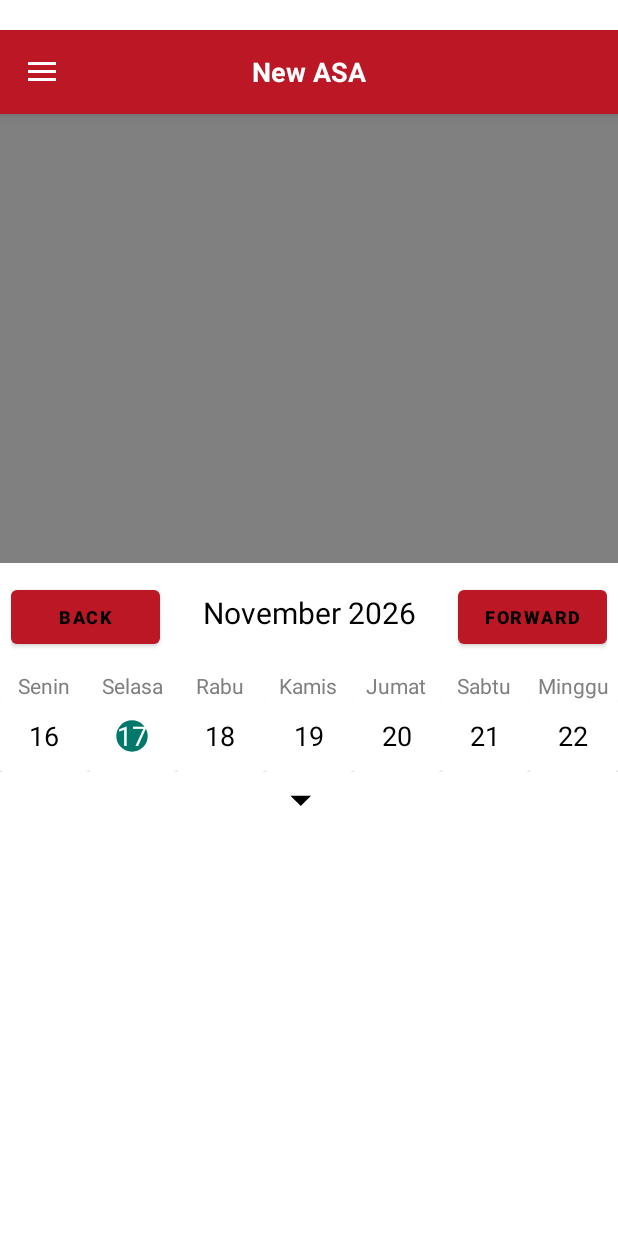
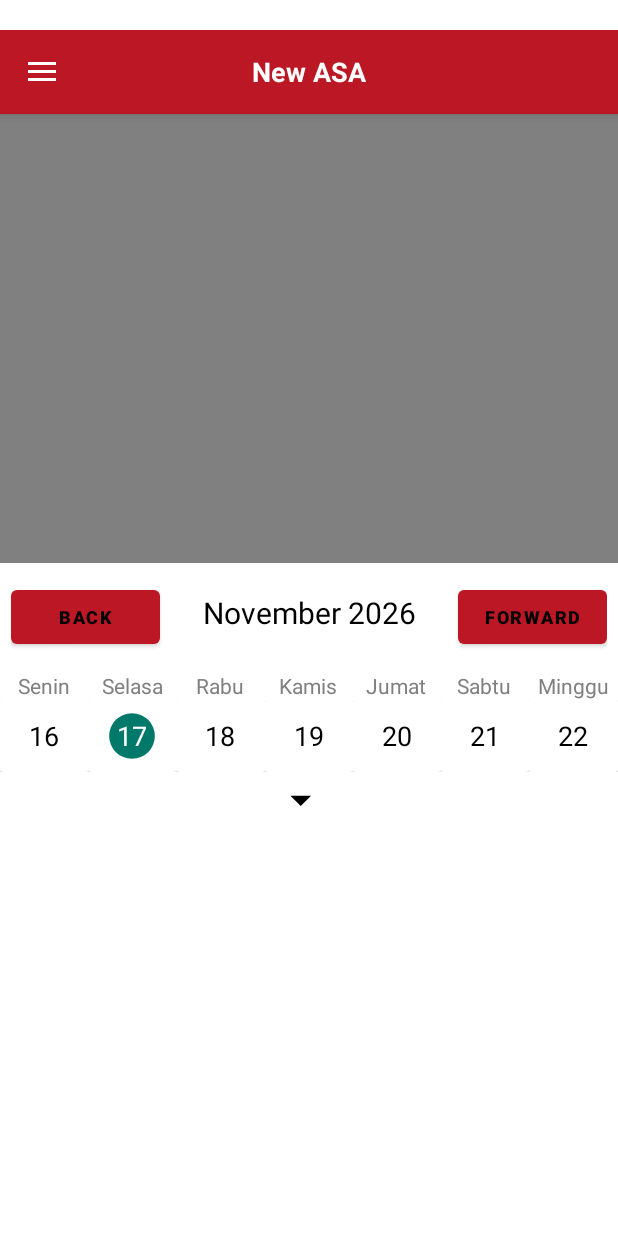
Before and after one commit to dewaasmara589/NavigationView-and-Custom-Calendar, an Android app: the screen it shows after launch (MainActivity), in the side drawer, after a tap on "Gallery", on a phone screen of 412 x 824 dp. Run offline under Robolectric (Android 15) with nearby library versions, the phone set to English and light mode, and no system bars.

Commit message:
Make smooth expandable and fixed bug circle sysdate

```diff
--- a/app/src/main/java/com/alfastore/asasystem/v2/CalendarAdapter.java
+++ b/app/src/main/java/com/alfastore/asasystem/v2/CalendarAdapter.java
@@ -131,9 +131,11 @@ public class CalendarAdapter extends RecyclerView.Adapter<CalendarAdapter.Calend
             }
 
             holder.cvBackgroundCalendar.post(() -> {
+                int size = (int) (heightParent * 0.9f); // circle diameter, leaves some margin
+
                 ViewGroup.LayoutParams params = holder.ivCircleBackground.getLayoutParams();
-                params.width = holder.cvBackgroundCalendar.getWidth() / 2;
-                params.height = holder.cvBackgroundCalendar.getHeight() / 2;
+                params.width = size;
+                params.height = size;
                 holder.ivCircleBackground.setLayoutParams(params);
             });
         }
--- a/app/src/main/java/com/alfastore/asasystem/v2/SecondFragment.java
+++ b/app/src/main/java/com/alfastore/asasystem/v2/SecondFragment.java
@@ -21,6 +21,7 @@ import android.view.View;
 import android.view.ViewGroup;
 import android.view.animation.AccelerateDecelerateInterpolator;
 import android.widget.Button;
+import android.widget.FrameLayout;
 import android.widget.ImageView;
 import android.widget.LinearLayout;
 import android.widget.TextView;
@@ -37,12 +38,15 @@ public class SecondFragment extends Fragment {
     private Button btnBack, btnForward;
     private Context context;
     private ImageView ivArrowView;
+    private FrameLayout flCalendarContainer;
 
     private ValueAnimator animator;
 
     private static final int CELL_HEIGHT_DP = 48;
     private static final int ROWS_COLLAPSED = 1;
     private static final int ROWS_EXPANDED = 6;
+
+    private float progress = 0f;
 
     private int cellHeight;
     private boolean isExpanded = false;
@@ -60,6 +64,7 @@ public class SecondFragment extends Fragment {
         ivArrowView = view.findViewById(R.id.ivArrowView);
         btnBack = view.findViewById(R.id.btnBack);
         btnForward = view.findViewById(R.id.btnForward);
+        flCalendarContainer = view.findViewById(R.id.flCalendarContainer);
 
         if (Build.VERSION.SDK_INT >= Build.VERSION_CODES.O) {
             selectedDate = LocalDate.now();
@@ -74,11 +79,6 @@ public class SecondFragment extends Fragment {
         });
         calendarRecyclerView.setItemAnimator(null);
         new ItemTouchHelper(simpleCallback).attachToRecyclerView(calendarRecyclerView);
-
-        // Tinggi awal = collapsed
-        ViewGroup.LayoutParams lp = calendarRecyclerView.getLayoutParams();
-        lp.height = cellHeight * ROWS_COLLAPSED;
-        calendarRecyclerView.setLayoutParams(lp);
 
         setMonthView(context);
 
@@ -98,59 +98,57 @@ public class SecondFragment extends Fragment {
 
         ivArrowView.setOnClickListener(v -> toggleCalendar());
 
+        ViewGroup.LayoutParams rvLp = calendarRecyclerView.getLayoutParams();
+        rvLp.height = cellHeight * ROWS_EXPANDED;
+        calendarRecyclerView.setLayoutParams(rvLp);
+
+        applyProgress(0f);
+
         return view;
     }
 
+    private int getCollapsedRow() {
+        if (Build.VERSION.SDK_INT < Build.VERSION_CODES.O) return 0;
+
+        LocalDate today = LocalDate.now();
+        if (YearMonth.from(today).equals(YearMonth.from(selectedDate))) {
+            int offset = today.withDayOfMonth(1).getDayOfWeek().getValue() - 1;
+            return (offset + today.getDayOfMonth() - 1) / 7;
+        }
+        return 0;
+    }
+
+    private void applyProgress(float p) {
+        progress = p;
+
+        int collapsed = cellHeight * ROWS_COLLAPSED;
+        int expanded = cellHeight * ROWS_EXPANDED;
+
+        ViewGroup.LayoutParams lp = flCalendarContainer.getLayoutParams();
+        lp.height = (int) (collapsed + (expanded - collapsed) * p);
+        flCalendarContainer.setLayoutParams(lp);
+
+        // Geser baris sysdate ke atas saat collapsed, kembali ke 0 saat expanded
+        calendarRecyclerView.setTranslationY(-getCollapsedRow() * cellHeight * (1f - p));
+    }
+
     private void toggleCalendar() {
-        ViewGroup.LayoutParams lp = calendarRecyclerView.getLayoutParams();
-        int from = lp.height;
-
         isExpanded = !isExpanded;
-        int to = cellHeight * (isExpanded ? ROWS_EXPANDED : ROWS_COLLAPSED);
 
         if (animator != null && animator.isRunning()) {
             animator.cancel();
         }
 
-        if (isExpanded) {
-            scrollToCorrectRow(); // expand: mulai dari baris pertama
-        }
-
-        animator = ValueAnimator.ofInt(from, to);
+        animator = ValueAnimator.ofFloat(progress, isExpanded ? 1f : 0f);
         animator.setDuration(300);
         animator.setInterpolator(new AccelerateDecelerateInterpolator());
-        animator.addUpdateListener(a -> {
-            ViewGroup.LayoutParams p = calendarRecyclerView.getLayoutParams();
-            p.height = (int) a.getAnimatedValue();
-            calendarRecyclerView.setLayoutParams(p);
-        });
-        animator.addListener(new AnimatorListenerAdapter() {
-            @Override
-            public void onAnimationEnd(Animator animation) {
-                if (!isExpanded) {
-                    scrollToCorrectRow(); // collapse: tampilkan baris sysdate
-                }
-            }
-        });
+        animator.addUpdateListener(a -> applyProgress((float) a.getAnimatedValue()));
         animator.start();
 
         ivArrowView.animate()
                 .rotation(isExpanded ? 180f : 0f)
                 .setDuration(300)
                 .start();
-    }
-
-    // Collapsed -> tampilkan baris minggu terpilih, Expanded -> dari baris pertama
-    private void scrollToCorrectRow() {
-        if (Build.VERSION.SDK_INT < Build.VERSION_CODES.O) return;
-
-        int row = 0;
-        if (!isExpanded) {
-            int offset = selectedDate.withDayOfMonth(1).getDayOfWeek().getValue() - 1;
-            row = (offset + selectedDate.getDayOfMonth() - 1) / 7;
-        }
-        ((GridLayoutManager) calendarRecyclerView.getLayoutManager())
-                .scrollToPositionWithOffset(row * 7, 0);
     }
 
     ItemTouchHelper.SimpleCallback simpleCallback =
@@ -189,7 +187,7 @@ public class SecondFragment extends Fragment {
                 new CalendarAdapter(daysInMonth, getMonthYear, context, cellHeight);
         calendarRecyclerView.setAdapter(calendarAdapter);
 
-        calendarRecyclerView.post(this::scrollToCorrectRow);
+        applyProgress(progress);
     }
 
     private ArrayList<String> daysInMonthArray(LocalDate date) {
--- a/app/src/main/res/layout/fragment_second.xml
+++ b/app/src/main/res/layout/fragment_second.xml
@@ -135,10 +135,18 @@
 
         </LinearLayout>
 
-        <androidx.recyclerview.widget.RecyclerView
-            android:id="@+id/calendarRecyclerView"
+        <FrameLayout
+            android:id="@+id/flCalendarContainer"
             android:layout_width="match_parent"
-            android:layout_height="wrap_content" />
+            android:layout_height="48dp"
+            android:clipChildren="true">
+
+            <androidx.recyclerview.widget.RecyclerView
+                android:id="@+id/calendarRecyclerView"
+                android:layout_width="match_parent"
+                android:layout_height="wrap_content" />
+
+        </FrameLayout>
 
         <ImageView
             android:id="@+id/ivArrowView"
```
